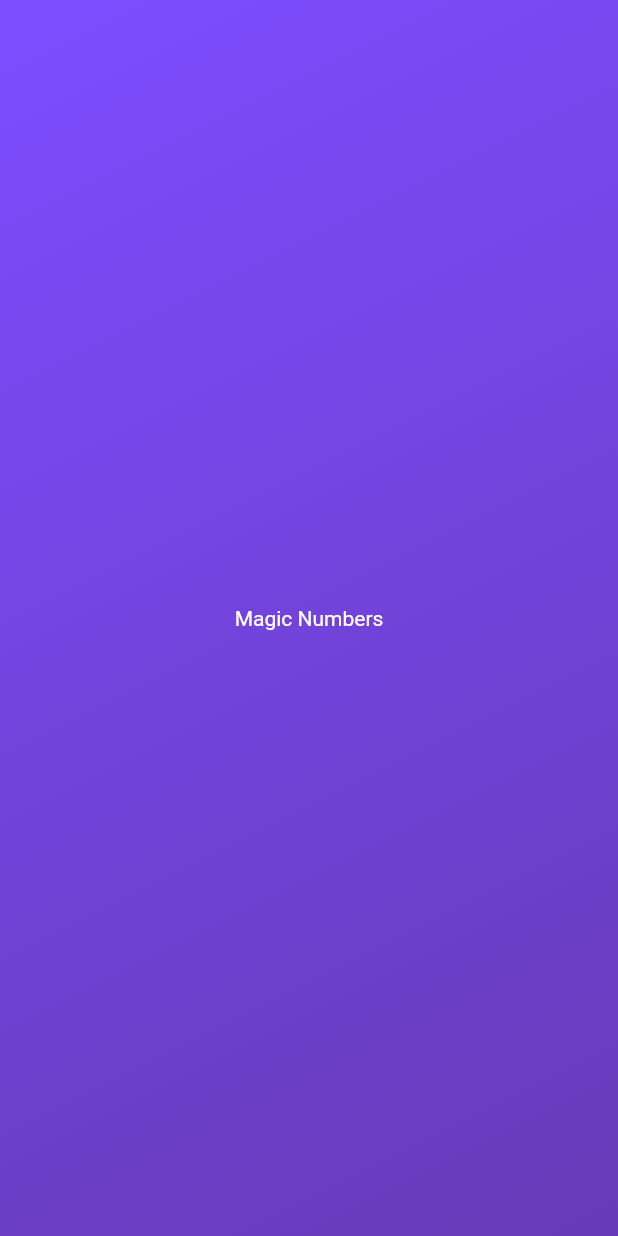
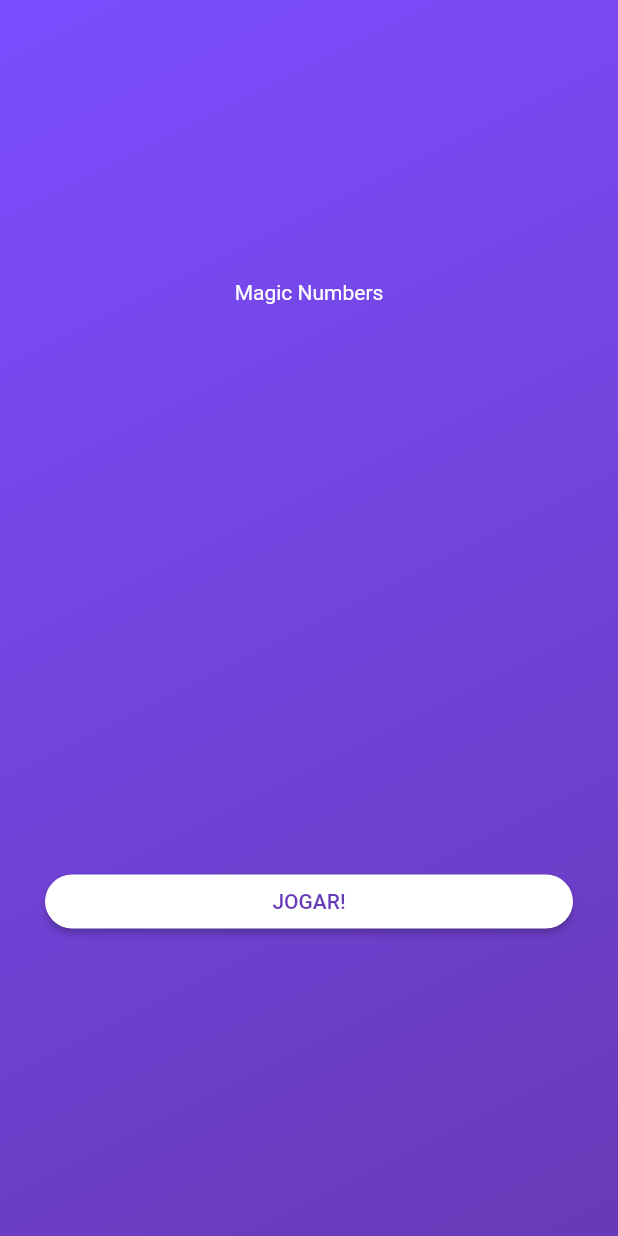
Before and after one commit to pedrolacerda81/magic_numbers, a Flutter app: the screen it shows after launch, on a phone screen of 412 x 824 dp. Run offline on Flutter 3.47's test engine with Material 2 defaults, Android fonts, the light colour scheme and no system bars.

Commit message:
Adds magic-numbers screen

```diff
--- a/lib/src/app.dart
+++ b/lib/src/app.dart
@@ -16,7 +16,7 @@ class App extends StatelessWidget {
 }
 
 MaterialPageRoute onGenerateRoute(RouteSettings settings) {
-  if (settings.arguments == '/magic-numbers') {
+  if (settings.name == '/magic-numbers') {
     return MaterialPageRoute(builder: (BuildContext context) {
       return MagicNumbers();
     });
--- a/lib/src/screens/home/home.dart
+++ b/lib/src/screens/home/home.dart
@@ -23,6 +23,27 @@ class Home extends StatelessWidget {
                 style: TextStyle(color: Colors.white),
               ),
             ),
+            Container(
+              height: 60.0,
+              padding: EdgeInsets.symmetric(horizontal: 30.0),
+              child: Column(
+                crossAxisAlignment: CrossAxisAlignment.stretch,
+                children: [
+                  RaisedButton(
+                    shape: RoundedRectangleBorder(
+                        borderRadius: BorderRadius.circular(30.0)),
+                    splashColor: Theme.of(context).primaryColor,
+                    color: Colors.white,
+                    child: Text('JOGAR!',
+                        style:
+                            TextStyle(color: Theme.of(context).primaryColor)),
+                    onPressed: () {
+                      Navigator.pushReplacementNamed(context, '/magic-numbers');
+                    },
+                  ),
+                ],
+              ),
+            )
           ],
         ),
       ),
```
Also changed, not shown: lib/src/screens/magic-numbers/magic-numbers.dart (+6 -1 lines), 1 other file.
